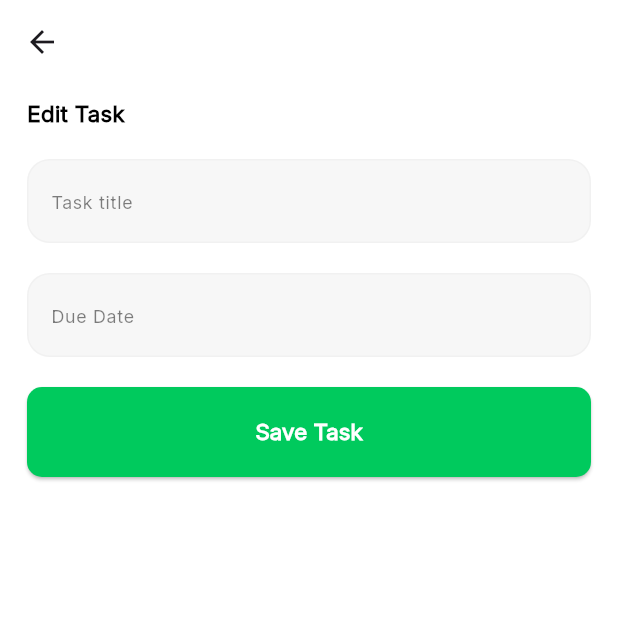
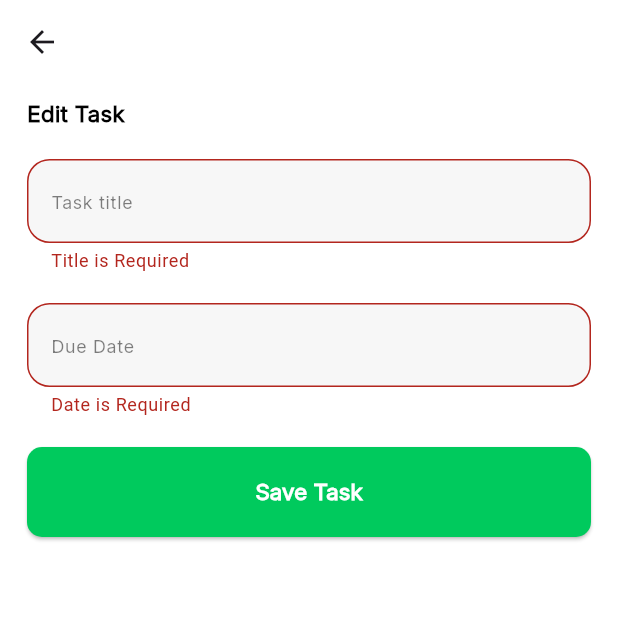
Before and after one commit to AhmedAshraf44/Task-list-app, a Flutter app: the EditTaskView screen opened directly with empty values, after a tap on "Save Task", on a phone screen of 412 x 824 dp, the top half of it. Run offline on Flutter 3.47's test engine with Material 3 defaults, Android fonts, the phone set to English and light mode, and no system bars; our stand-ins replace bloc, conditional_builder_null_safety, firebase_core, flutter_bloc, sqflite; accounts and stored records are empty.

Commit message:
"Refactored TaskCubit, TaskModel, and various UI widgets to use TaskModel instead of Map, updated database operations and UI layouts accordingly."

```diff
--- a/lib/feature/task/presentation/manger/task_cubit/task_cubit.dart
+++ b/lib/feature/task/presentation/manger/task_cubit/task_cubit.dart
@@ -1,7 +1,9 @@
 import 'dart:developer';
+
 import 'package:flutter_bloc/flutter_bloc.dart';
 import 'package:sqflite/sqflite.dart';
 import 'package:task_app/feature/task/presentation/manger/task_cubit/task_state.dart';
+import 'package:task_app/feature/task/presentation/model/task_model.dart';
 
 class TaskCubit extends Cubit<TaskState> {
   TaskCubit() : super(InitialState());
@@ -11,9 +13,9 @@ class TaskCubit extends Cubit<TaskState> {
   int isActive = 0;
   bool isStatus = true;
   late Database database;
-  List<Map> allTasks = [];
-  List<Map> notDoneTasks = [];
-  List<Map> doneTasks = [];
+  List<TaskModel> allTasks = [];
+  List<TaskModel> notDoneTasks = [];
+  List<TaskModel> doneTasks = [];
 
   changeButtonColor(int index) {
     isActive = index;
@@ -82,23 +84,25 @@ class TaskCubit extends Cubit<TaskState> {
   }
 
   void getFromDatabase(database) {
+    emit(GetDatabaseLoadingState());
     allTasks = [];
     notDoneTasks = [];
     doneTasks = [];
-    emit(GetDatabaseLoadingState());
     database.rawQuery('SELECT * FROM tasks').then(
       (value) {
         value.forEach(
           (element) {
-            if (element['status'] == 'all' ||
-                element['status'] == 'done' ||
-                element['status'] == 'not done') {
-              allTasks.add(element);
+            // log('element : $element');
+            TaskModel task = TaskModel.fromJson(element);
+            if (task.status == 'all' ||
+                task.status == 'done' ||
+                task.status == 'not done') {
+              allTasks.add(task);
             }
-            if (element['status'] == 'done') {
-              doneTasks.add(element);
+            if (task.status == 'done') {
+              doneTasks.add(task);
             } else {
-              notDoneTasks.add(element);
+              notDoneTasks.add(task);
             }
           },
         );
@@ -108,17 +112,56 @@ class TaskCubit extends Cubit<TaskState> {
   }
 
   void updateData({
-    required String status,
     required int id,
+    String? status,
+    String? title,
+    String? date,
   }) {
-    database.rawUpdate(
-        'UPDATE tasks SET status = ? WHERE id = ?', [status, id]).then(
-      (value) {
+    if (status != null) {
+      database.rawUpdate(
+        'UPDATE tasks SET status = ? WHERE id = ?',
+        [status, id],
+      ).then((value) {
         getFromDatabase(database);
         emit(UpdateDatabaseState());
-      },
-    );
+      });
+    } else if (title != null && date != null) {
+      database.rawUpdate(
+        'UPDATE tasks SET tittle = ?, date = ? WHERE id = ?',
+        [title, date, id],
+      ).then((value) {
+        getFromDatabase(database);
+        emit(UpdateDatabaseState());
+      });
+    }
   }
+
+  // void updateIconButtom({
+  //   required String status,
+  //   required int id,
+  // }) {
+  //   database.rawUpdate(
+  //       'UPDATE tasks SET status = ? WHERE id = ?', [status, id]).then(
+  //     (value) {
+  //       getFromDatabase(database);
+  //       emit(UpdateDatabaseState());
+  //     },
+  //   );
+  // }
+
+  // void updateData({
+  //   required String title,
+  //   required String date,
+  //   required int id,
+  // }) {
+  //   database.rawUpdate('UPDATE tasks SET tittle = ?, date = ? WHERE id = ?',
+  //       [title, date, id]).then(
+  //     (value) {
+  //       getFromDatabase(database);
+  //       emit(UpdateDatabaseState());
+  //     },
+  //   );
+  // }
 
   void deletfromDatabase({
     required int id,
--- a/lib/feature/task/presentation/model/task_model.dart
+++ b/lib/feature/task/presentation/model/task_model.dart
@@ -1,5 +1,18 @@
-// class TaskModel {
-//   final String title, status, date;
+class TaskModel {
+  final String title, status, date;
+  final int id;
 
-//   TaskModel({required this.title, required this.status, required this.date});
-// }
+  TaskModel(
+      {required this.id,
+      required this.title,
+      required this.status,
+      required this.date});
+
+  factory TaskModel.fromJson(Map<String, dynamic> json) {
+    return TaskModel(
+        id: json['id'],
+        title: json['tittle'],
+        status: json['status'],
+        date: json['date']);
+  }
+}
--- a/lib/feature/task/presentation/view/edit_task_view.dart
+++ b/lib/feature/task/presentation/view/edit_task_view.dart
@@ -1,126 +1,29 @@
 import 'package:flutter/material.dart';
-import 'package:flutter_bloc/flutter_bloc.dart';
-import 'package:intl/intl.dart';
+
 import 'package:task_app/constants.dart';
-import 'package:task_app/core/utils/app_style.dart';
-import 'package:task_app/feature/task/presentation/manger/task_cubit/task_cubit.dart';
-import 'package:task_app/feature/task/presentation/manger/task_cubit/task_state.dart';
-import 'package:task_app/feature/task/presentation/view/widgets/custom_button_item.dart';
-import 'package:task_app/feature/task/presentation/view/widgets/custom_text_field.dart';
+import 'package:task_app/feature/task/presentation/view/widgets/edit_task_view_body.dart';
 
 class EditTaskView extends StatelessWidget {
-  const EditTaskView({super.key, required this.title, required this.date});
-  static var formKey = GlobalKey<FormState>();
-  static TextEditingController tittleController = TextEditingController();
-  static TextEditingController dateController = TextEditingController();
+  const EditTaskView({
+    super.key,
+    required this.title,
+    required this.date,
+    required this.id,
+  });
   final String title, date;
+  final int id;
   @override
   Widget build(BuildContext context) {
     return Scaffold(
-      backgroundColor: kWhiteColor,
-      appBar: AppBar(
-        elevation: 0,
-        backgroundColor: Colors.transparent,
-      ),
-      body: Form(
-        key: formKey,
-        child: Padding(
-          padding: const EdgeInsets.symmetric(horizontal: 18, vertical: 9),
-          child: Column(
-            crossAxisAlignment: CrossAxisAlignment.start,
-            children: [
-              const Text(
-                'Edit Task',
-                style: AppStyle.textStyle15,
-              ),
-              const SizedBox(
-                height: 20,
-              ),
-              CustomTextField(
-                initialValue: title,
-                validator: (value) {
-                  if (value?.isEmpty ?? true) {
-                    return 'Title is Required';
-                  } else {
-                    return null;
-                  }
-                },
-                hint: 'Task title',
-                // controller: tittleController,
-                onSaved: (value) {},
-                keyboardType: TextInputType.text,
-              ),
-              const SizedBox(
-                height: 20,
-              ),
-              CustomTextField(
-                initialValue: date,
-                validator: (value) {
-                  if (value?.isEmpty ?? true) {
-                    return 'Date is Required';
-                  } else {
-                    return null;
-                  }
-                },
-                onTap: () {
-                  showDatePicker(
-                          context: context,
-                          initialDate: DateTime.now(),
-                          firstDate: DateTime.now(),
-                          lastDate: DateTime(2025))
-                      .then(
-                    (value) {
-                      dateController.text = DateFormat.yMMMEd().format(value!);
-                    },
-                  );
-                },
-                // controller: dateController,
-                keyboardType: TextInputType.datetime,
-                hint: 'Due Date',
-              ),
-              const SizedBox(
-                height: 20,
-              ),
-              SizedBox(
-                width: double.infinity,
-                height: 60,
-                child: BlocConsumer<TaskCubit, TaskState>(
-                  listener: (context, state) {
-                    if (state is InsertDatabaseState) {
-                      Navigator.of(context).pop();
-                      dateController.clear();
-                      tittleController.clear();
-                    }
-                  },
-                  builder: (context, state) {
-                    var cubit = TaskCubit.get(context);
-                    return CustomButtonItem(
-                      isLoading: state is InsertLoadingState,
-                      onPressed: () {
-                        // if (formKey.currentState!.validate()) {
-                        //   formKey.currentState!.save();
-                        //   cubit.insertToDatabase(
-                        //     title: tittleController.text,
-                        //     date: dateController.text,
-                        //   );
-                        // }
-                      },
-                      backgroundColor: kPrimaryColor,
-                      style: AppStyle.textStyle15.copyWith(color: kWhiteColor),
-                      title: 'Save Task',
-                      padding: 20,
-                      borderRadius: 10,
-                    );
-                  },
-                ),
-              ),
-              const SizedBox(
-                height: 20,
-              ),
-            ],
-          ),
+        backgroundColor: kWhiteColor,
+        appBar: AppBar(
+          elevation: 0,
+          backgroundColor: Colors.transparent,
         ),
-      ),
-    );
+        body: EditTaskViewBody(
+          date: date,
+          title: title,
+          id: id,
+        ));
   }
 }
--- a/lib/feature/task/presentation/view/widgets/custom_conditional_builder.dart
+++ b/lib/feature/task/presentation/view/widgets/custom_conditional_builder.dart
@@ -1,5 +1,6 @@
 import 'package:conditional_builder_null_safety/conditional_builder_null_safety.dart';
 import 'package:flutter/material.dart';
+import 'package:task_app/feature/task/presentation/model/task_model.dart';
 import 'package:task_app/feature/task/presentation/view/widgets/build_task_empty.dart';
 import 'package:task_app/feature/task/presentation/view/widgets/custom_list_view.dart';
 
@@ -13,7 +14,7 @@ class CustomConditionalBuilder extends StatelessWidget {
     required this.tasks,
   });
 
-  final List<Map<dynamic, dynamic>> tasks;
+  final List<TaskModel> tasks;
   @override
   Widget build(BuildContext context) {
     return ConditionalBuilder(
--- a/lib/feature/task/presentation/view/widgets/custom_grid_view.dart
+++ b/lib/feature/task/presentation/view/widgets/custom_grid_view.dart
@@ -2,6 +2,7 @@ import 'package:flutter/material.dart';
 import 'package:flutter_bloc/flutter_bloc.dart';
 import 'package:task_app/feature/task/presentation/manger/task_cubit/task_cubit.dart';
 import 'package:task_app/feature/task/presentation/manger/task_cubit/task_state.dart';
+import 'package:task_app/feature/task/presentation/model/task_model.dart';
 import 'package:task_app/feature/task/presentation/view/widgets/custom_card_item.dart';
 
 class CustomGridView extends StatelessWidget {
@@ -9,7 +10,7 @@ class CustomGridView extends StatelessWidget {
     super.key,
     required this.tasks,
   });
-  final List<Map<dynamic, dynamic>> tasks;
+  final List<TaskModel> tasks;
   @override
   Widget build(BuildContext context) {
     return BlocBuilder<TaskCubit, TaskState>(
--- a/lib/feature/task/presentation/view/widgets/custom_list_view.dart
+++ b/lib/feature/task/presentation/view/widgets/custom_list_view.dart
@@ -1,4 +1,5 @@
 import 'package:flutter/material.dart';
+import 'package:task_app/feature/task/presentation/model/task_model.dart';
 import 'package:task_app/feature/task/presentation/view/widgets/custom_card_item.dart';
 
 class CustomListView extends StatelessWidget {
@@ -6,7 +7,7 @@ class CustomListView extends StatelessWidget {
     super.key,
     required this.tasks,
   });
-  final List<Map> tasks;
+  final List<TaskModel> tasks;
   @override
   Widget build(BuildContext context) {
     return Expanded(
--- /dev/null
+++ b/lib/feature/task/presentation/view/widgets/edit_task_view_body.dart
@@ -0,0 +1,116 @@
+import 'package:flutter/material.dart';
+import 'package:task_app/constants.dart';
+import 'package:task_app/core/utils/app_style.dart';
+import 'package:task_app/feature/task/presentation/manger/task_cubit/task_cubit.dart';
+import 'package:task_app/feature/task/presentation/manger/task_cubit/task_state.dart';
+import 'package:task_app/feature/task/presentation/view/widgets/custom_button_item.dart';
+import 'package:task_app/feature/task/presentation/view/widgets/custom_text_field.dart';
+import 'package:flutter_bloc/flutter_bloc.dart';
+import 'package:intl/intl.dart';
+
+class EditTaskViewBody extends StatelessWidget {
+  const EditTaskViewBody(
+      {super.key, required this.title, required this.date, required this.id});
+  static var formKey = GlobalKey<FormState>();
+  final String title, date;
+  static String? editTitle;
+  static String? editdate;
+  final int id;
+  @override
+  Widget build(BuildContext context) {
+    return Form(
+      key: formKey,
+      child: Padding(
+        padding: const EdgeInsets.symmetric(horizontal: 18, vertical: 9),
+        child: Column(
+          crossAxisAlignment: CrossAxisAlignment.start,
+          children: [
+            const Text(
+              'Edit Task',
+              style: AppStyle.textStyle15,
+            ),
+            const SizedBox(
+              height: 20,
+            ),
+            CustomTextField(
+              initialValue: title,
+              validator: (value) {
+                if (value?.isEmpty ?? true) {
+                  return 'Title is Required';
+                } else {
+                  return null;
+                }
+              },
+              hint: 'Task title',
+              onSaved: (value) {
+                editTitle = value;
+              },
+              keyboardType: TextInputType.text,
+            ),
+            const SizedBox(
+              height: 20,
+            ),
+            CustomTextField(
+              initialValue: date,
+              validator: (value) {
+                if (value?.isEmpty ?? true) {
+                  return 'Date is Required';
+                } else {
+                  return null;
+                }
+              },
+              onTap: () {
+                showDatePicker(
+                        context: context,
+                        initialDate: DateTime.now(),
+                        firstDate: DateTime.now(),
+                        lastDate: DateTime(2025))
+                    .then(
+                  (value) {
+                    editdate = DateFormat.yMMMEd().format(value!);
+                  },
+                );
+              },
+              keyboardType: TextInputType.datetime,
+              hint: 'Due Date',
+            ),
+            const SizedBox(
+              height: 20,
+            ),
+            SizedBox(
+              width: double.infinity,
+              height: 60,
+              child: BlocBuilder<TaskCubit, TaskState>(
+                builder: (context, state) {
+                  var cubit = TaskCubit.get(context);
+                  return CustomButtonItem(
+                    isLoading: state is InsertLoadingState,
+                    onPressed: () {
+                      if (formKey.currentState!.validate()) {
+                        formKey.currentState!.save();
+                        cubit.updateData(
+                          title: editTitle,
+                          date: editdate,
+                          id: id,
+                        );
+                        Navigator.of(context).pop();
+                      }
+                    },
+                    backgroundColor: kPrimaryColor,
+                    style: AppStyle.textStyle15.copyWith(color: kWhiteColor),
+                    title: 'Save Task',
+                    padding: 20,
+                    borderRadius: 10,
+                  );
+                },
+              ),
+            ),
+            const SizedBox(
+              height: 20,
+            ),
+          ],
+        ),
+      ),
+    );
+  }
+}
--- a/lib/feature/task/presentation/view/widgets/task_app_desktop_layout.dart
+++ b/lib/feature/task/presentation/view/widgets/task_app_desktop_layout.dart
@@ -1,10 +1,11 @@
 import 'package:flutter/material.dart';
+import 'package:task_app/feature/task/presentation/model/task_model.dart';
 import 'package:task_app/feature/task/presentation/view/widgets/custom_appbar_desktop.dart';
 import 'package:task_app/feature/task/presentation/view/widgets/custom_grid_view.dart';
 
 class TaskAppDeskTopLayout extends StatelessWidget {
   const TaskAppDeskTopLayout({super.key, required this.tasks});
-  final List<Map<dynamic, dynamic>> tasks;
+  final List<TaskModel> tasks;
   @override
   Widget build(BuildContext context) {
     return Padding(
--- a/lib/feature/task/presentation/view/widgets/task_app_mobile_layout.dart
+++ b/lib/feature/task/presentation/view/widgets/task_app_mobile_layout.dart
@@ -1,4 +1,5 @@
 import 'package:flutter/material.dart';
+import 'package:task_app/feature/task/presentation/model/task_model.dart';
 import 'package:task_app/feature/task/presentation/view/widgets/task_view_body.dart';
 
 class TaskAppMobileLayout extends StatelessWidget {
@@ -6,7 +7,7 @@ class TaskAppMobileLayout extends StatelessWidget {
     super.key,
     required this.tasks,
   });
-  final List<Map<dynamic, dynamic>> tasks;
+  final List<TaskModel> tasks;
 
   @override
   Widget build(BuildContext context) {
--- a/lib/feature/task/presentation/view/widgets/task_view_body.dart
+++ b/lib/feature/task/presentation/view/widgets/task_view_body.dart
@@ -1,4 +1,5 @@
 import 'package:flutter/material.dart';
+import 'package:task_app/feature/task/presentation/model/task_model.dart';
 import 'package:task_app/feature/task/presentation/view/widgets/custom_conditional_builder.dart';
 import 'build_button.dart';
 
@@ -7,7 +8,7 @@ class TaskViewBody extends StatelessWidget {
     super.key,
     required this.tasks,
   });
-  final List<Map<dynamic, dynamic>> tasks;
+  final List<TaskModel> tasks;
   @override
   Widget build(BuildContext context) {
     return Column(
```
Also changed, not shown: lib/feature/task/presentation/view/task_view.dart (+9 -1 lines), lib/feature/task/presentation/view/widgets/custom_card_item.dart (+13 -11 lines).
